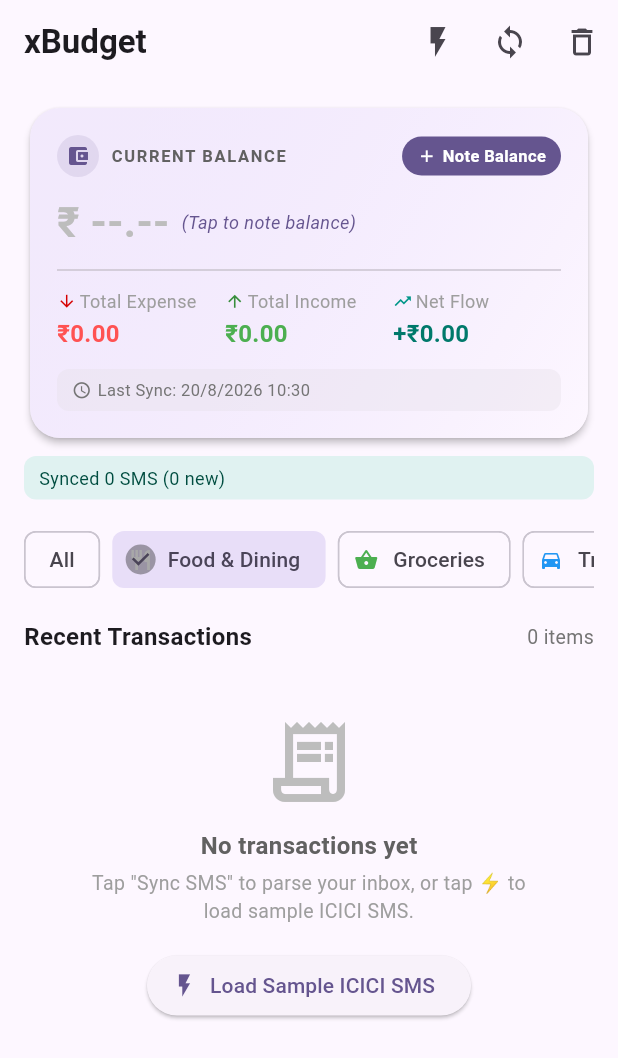
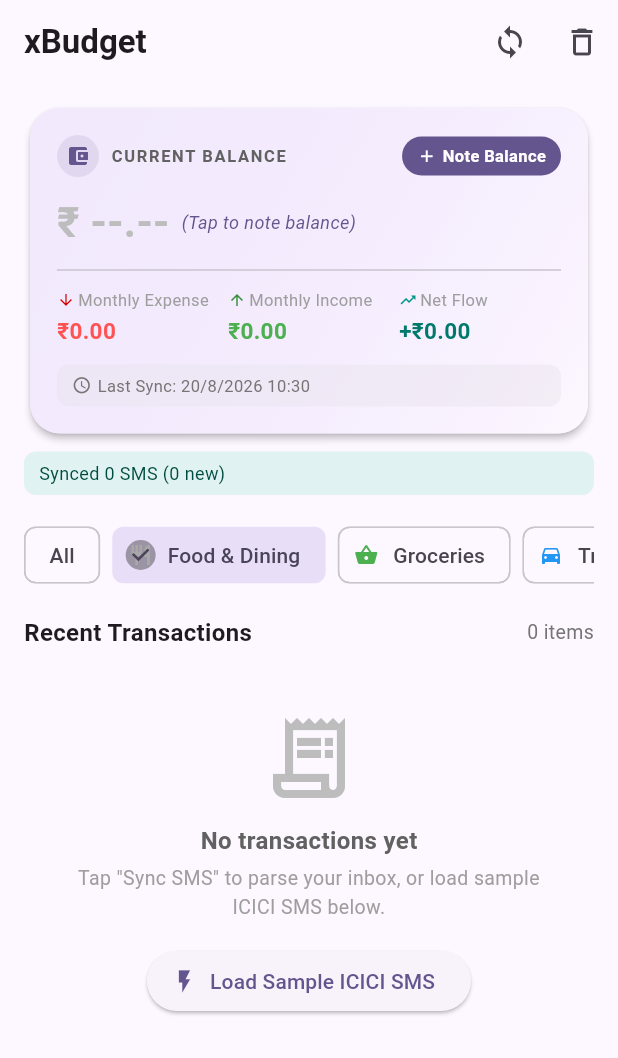
Before and after one commit to DhruvParmar10/xBudget, a Flutter app: the screen it shows after launch, after a tap on "Food & Dining", on a phone screen of 412 x 824 dp. Shown: the top 1058 px of the screen. Run offline on Flutter 3.47's test engine with Material 3 defaults, Android fonts, the phone set to English and light mode, and no system bars; our stand-ins replace equatable, flutter_bloc, get_it, permission_handler, shared_preferences; missing offline and left inert: flutter_sms_inbox.

Commit message:
fix(herocard): show monthly expenses and income fix(navbar): removed dummy values button

```diff
--- a/lib/core/di/injection_container.dart
+++ b/lib/core/di/injection_container.dart
@@ -15,6 +15,7 @@ import 'package:xbudget/features/transactions/data/repositories/transaction_repo
 import 'package:xbudget/features/transactions/domain/repositories/transaction_repository.dart';
 import 'package:xbudget/features/transactions/domain/usecases/delete_transaction_usecase.dart';
 import 'package:xbudget/features/transactions/domain/usecases/get_spend_breakdown_usecase.dart';
+import 'package:xbudget/features/transactions/domain/usecases/get_total_income_usecase.dart';
 import 'package:xbudget/features/transactions/domain/usecases/get_total_spend_usecase.dart';
 import 'package:xbudget/features/transactions/domain/usecases/get_transactions_usecase.dart';
 import 'package:xbudget/features/transactions/domain/usecases/manage_category_rules_usecase.dart';
@@ -63,6 +64,7 @@ Future<void> initDependencies({SharedPreferences? mockPrefs}) async {
   sl.registerLazySingleton(() => GetTransactionsUseCase(sl()));
   sl.registerLazySingleton(() => GetSpendBreakdownUseCase(sl()));
   sl.registerLazySingleton(() => GetTotalSpendUseCase(sl()));
+  sl.registerLazySingleton(() => GetTotalIncomeUseCase(sl()));
   sl.registerLazySingleton(() => UpdateTransactionCategoryUseCase(sl()));
   sl.registerLazySingleton(() => DeleteTransactionUseCase(sl()));
   sl.registerLazySingleton(() => SaveCategoryRuleUseCase(sl()));
@@ -92,10 +94,12 @@ Future<void> initDependencies({SharedPreferences? mockPrefs}) async {
       getTransactionsUseCase: sl(),
       getSpendBreakdownUseCase: sl(),
       getTotalSpendUseCase: sl(),
+      getTotalIncomeUseCase: sl(),
       updateTransactionCategoryUseCase: sl(),
       deleteTransactionUseCase: sl(),
     ),
   );
+
 
   sl.registerFactory(
     () => BalanceBloc(
--- a/lib/features/balance/presentation/widgets/balance_hero_card.dart
+++ b/lib/features/balance/presentation/widgets/balance_hero_card.dart
@@ -206,84 +206,122 @@ class BalanceHeroCard extends StatelessWidget {
 
                         // Income & Expense & Net Cash Flow Row
                         Row(
+                          crossAxisAlignment: CrossAxisAlignment.start,
                           children: [
                             Expanded(
                               child: Column(
                                 crossAxisAlignment: CrossAxisAlignment.start,
                                 children: [
                                   Row(
+                                    mainAxisSize: MainAxisSize.min,
                                     children: [
-                                      Icon(Icons.arrow_downward, size: 13, color: Colors.redAccent.shade700),
+                                      Icon(Icons.arrow_downward, size: 12, color: Colors.redAccent.shade700),
                                       const SizedBox(width: 2),
-                                      const Text(
-                                        'Total Expense',
-                                        style: TextStyle(color: Colors.grey, fontSize: 12),
+                                      const Flexible(
+                                        child: FittedBox(
+                                          fit: BoxFit.scaleDown,
+                                          alignment: Alignment.centerLeft,
+                                          child: Text(
+                                            'Monthly Expense',
+                                            style: TextStyle(color: Colors.grey, fontSize: 11),
+                                          ),
+                                        ),
                                       ),
                                     ],
                                   ),
                                   const SizedBox(height: 2),
-                                  Text(
+                                  FittedBox(
+                                    fit: BoxFit.scaleDown,
+                                    alignment: Alignment.centerLeft,
+                                    child: Text(
                                       '₹${totalExpense.toStringAsFixed(2)}',
                                       style: const TextStyle(
-                                      fontSize: 16,
+                                        fontSize: 15,
                                         fontWeight: FontWeight.bold,
                                         color: Colors.redAccent,
+                                      ),
                                     ),
                                   ),
                                 ],
                               ),
                             ),
+                            const SizedBox(width: 6),
                             Expanded(
                               child: Column(
                                 crossAxisAlignment: CrossAxisAlignment.start,
                                 children: [
                                   Row(
+                                    mainAxisSize: MainAxisSize.min,
                                     children: [
-                                      Icon(Icons.arrow_upward, size: 13, color: Colors.green.shade700),
+                                      Icon(Icons.arrow_upward, size: 12, color: Colors.green.shade700),
                                       const SizedBox(width: 2),
-                                      const Text(
-                                        'Total Income',
-                                        style: TextStyle(color: Colors.grey, fontSize: 12),
+                                      const Flexible(
+                                        child: FittedBox(
+                                          fit: BoxFit.scaleDown,
+                                          alignment: Alignment.centerLeft,
+                                          child: Text(
+                                            'Monthly Income',
+                                            style: TextStyle(color: Colors.grey, fontSize: 11),
+                                          ),
+                                        ),
                                       ),
                                     ],
                                   ),
                                   const SizedBox(height: 2),
-                                  Text(
+                                  FittedBox(
+                                    fit: BoxFit.scaleDown,
+                                    alignment: Alignment.centerLeft,
+                                    child: Text(
                                       '₹${totalIncome.toStringAsFixed(2)}',
                                       style: const TextStyle(
-                                      fontSize: 16,
+                                        fontSize: 15,
                                         fontWeight: FontWeight.bold,
                                         color: Colors.green,
+                                      ),
                                     ),
                                   ),
                                 ],
                               ),
                             ),
+                            const SizedBox(width: 6),
                             Expanded(
                               child: Column(
                                 crossAxisAlignment: CrossAxisAlignment.start,
                                 children: [
                                   Row(
+                                    mainAxisSize: MainAxisSize.min,
                                     children: [
                                       Icon(
                                         netFlow >= 0 ? Icons.trending_up : Icons.trending_down,
-                                        size: 13,
+                                        size: 12,
                                         color: netFlow >= 0 ? Colors.teal : Colors.orange,
                                       ),
                                       const SizedBox(width: 2),
-                                      const Text(
+                                      const Flexible(
+                                        child: FittedBox(
+                                          fit: BoxFit.scaleDown,
+                                          alignment: Alignment.centerLeft,
+                                          child: Text(
                                             'Net Flow',
-                                        style: TextStyle(color: Colors.grey, fontSize: 12),
+                                            style: TextStyle(color: Colors.grey, fontSize: 11),
+                                          ),
+                                        ),
                                       ),
                                     ],
                                   ),
                                   const SizedBox(height: 2),
-                                  Text(
-                                    '${netFlow >= 0 ? '+' : ''}₹${netFlow.toStringAsFixed(2)}',
+                                  FittedBox(
+                                    fit: BoxFit.scaleDown,
+                                    alignment: Alignment.centerLeft,
+                                    child: Text(
+                                      netFlow >= 0
+                                          ? '+₹${netFlow.toStringAsFixed(2)}'
+                                          : '-₹${netFlow.abs().toStringAsFixed(2)}',
                                       style: TextStyle(
-                                      fontSize: 16,
+                                        fontSize: 15,
                                         fontWeight: FontWeight.bold,
                                         color: netFlow >= 0 ? Colors.teal.shade700 : Colors.orange.shade800,
+                                      ),
                                     ),
                                   ),
                                 ],
@@ -291,6 +329,8 @@ class BalanceHeroCard extends StatelessWidget {
                             ),
                           ],
                         ),
+
+
 
                         const SizedBox(height: 12),
                         Container(
--- a/lib/features/home/presentation/widgets/home_app_bar.dart
+++ b/lib/features/home/presentation/widgets/home_app_bar.dart
@@ -54,15 +54,6 @@ class HomeAppBar extends StatelessWidget implements PreferredSizeWidget {
           ),
           actions: [
             IconButton(
-              tooltip: 'Load Sample SMS',
-              icon: const Icon(Icons.flash_on),
-              onPressed: isLoading
-                  ? null
-                  : () {
-                      context.read<SyncBloc>().add(const InjectSampleSmsEvent());
-                    },
-            ),
-            IconButton(
               tooltip: 'Sync SMS',
               icon: const Icon(Icons.sync),
               onPressed: isLoading
--- a/lib/features/transactions/data/repositories/transaction_repository_impl.dart
+++ b/lib/features/transactions/data/repositories/transaction_repository_impl.dart
@@ -119,6 +119,17 @@ class TransactionRepositoryImpl implements TransactionRepository {
   }
 
   @override
+  Future<double> getTotalIncome({DateTime? startDate, DateTime? endDate}) async {
+    final txns = await getTransactions(
+      startDate: startDate,
+      endDate: endDate,
+      transactionType: 'income',
+    );
+    return txns.fold<double>(0.0, (sum, txn) => sum + txn.amount);
+  }
+
+
+  @override
   Future<Map<BudgetCategory, double>> getSpendByCategory({
     DateTime? startDate,
     DateTime? endDate,
--- a/lib/features/transactions/domain/repositories/transaction_repository.dart
+++ b/lib/features/transactions/domain/repositories/transaction_repository.dart
@@ -53,6 +53,9 @@ abstract class TransactionRepository {
   /// Computes total spend (expenses) for a given date range.
   Future<double> getTotalSpend({DateTime? startDate, DateTime? endDate});
 
+  /// Computes total income for a given date range.
+  Future<double> getTotalIncome({DateTime? startDate, DateTime? endDate});
+
   /// Computes spend breakdown grouped by category for a given date range.
   Future<Map<BudgetCategory, double>> getSpendByCategory({
     DateTime? startDate,
--- /dev/null
+++ b/lib/features/transactions/domain/usecases/get_total_income_usecase.dart
@@ -0,0 +1,27 @@
+import 'package:equatable/equatable.dart';
+import 'package:xbudget/core/usecases/usecase.dart';
+import 'package:xbudget/features/transactions/domain/repositories/transaction_repository.dart';
+
+class GetTotalIncomeParams extends Equatable {
+  final DateTime? startDate;
+  final DateTime? endDate;
+
+  const GetTotalIncomeParams({this.startDate, this.endDate});
+
+  @override
+  List<Object?> get props => [startDate, endDate];
+}
+
+class GetTotalIncomeUseCase implements UseCase<double, GetTotalIncomeParams> {
+  final TransactionRepository repository;
+
+  GetTotalIncomeUseCase(this.repository);
+
+  @override
+  Future<double> call(GetTotalIncomeParams params) async {
+    return await repository.getTotalIncome(
+      startDate: params.startDate,
+      endDate: params.endDate,
+    );
+  }
+}
--- a/lib/features/transactions/presentation/bloc/transaction_bloc.dart
+++ b/lib/features/transactions/presentation/bloc/transaction_bloc.dart
@@ -1,6 +1,7 @@
 import 'package:flutter_bloc/flutter_bloc.dart';
 import 'package:xbudget/features/transactions/domain/usecases/delete_transaction_usecase.dart';
 import 'package:xbudget/features/transactions/domain/usecases/get_spend_breakdown_usecase.dart';
+import 'package:xbudget/features/transactions/domain/usecases/get_total_income_usecase.dart';
 import 'package:xbudget/features/transactions/domain/usecases/get_total_spend_usecase.dart';
 import 'package:xbudget/features/transactions/domain/usecases/get_transactions_usecase.dart';
 import 'package:xbudget/features/transactions/domain/usecases/update_transaction_category_usecase.dart';
@@ -11,6 +12,7 @@ class TransactionBloc extends Bloc<TransactionEvent, TransactionState> {
   final GetTransactionsUseCase getTransactionsUseCase;
   final GetSpendBreakdownUseCase getSpendBreakdownUseCase;
   final GetTotalSpendUseCase getTotalSpendUseCase;
+  final GetTotalIncomeUseCase getTotalIncomeUseCase;
   final UpdateTransactionCategoryUseCase updateTransactionCategoryUseCase;
   final DeleteTransactionUseCase deleteTransactionUseCase;
 
@@ -18,6 +20,7 @@ class TransactionBloc extends Bloc<TransactionEvent, TransactionState> {
     required this.getTransactionsUseCase,
     required this.getSpendBreakdownUseCase,
     required this.getTotalSpendUseCase,
+    required this.getTotalIncomeUseCase,
     required this.updateTransactionCategoryUseCase,
     required this.deleteTransactionUseCase,
   }) : super(const TransactionInitial()) {
@@ -25,6 +28,16 @@ class TransactionBloc extends Bloc<TransactionEvent, TransactionState> {
     on<FilterCategoryEvent>(_onFilterCategory);
     on<UpdateCategoryEvent>(_onUpdateCategory);
     on<DeleteTransactionEvent>(_onDeleteTransaction);
+  }
+
+  DateTime _getStartOfMonth([DateTime? dt]) {
+    final now = dt ?? DateTime.now();
+    return DateTime(now.year, now.month, 1);
+  }
+
+  DateTime _getEndOfMonth([DateTime? dt]) {
+    final now = dt ?? DateTime.now();
+    return DateTime(now.year, now.month + 1, 0, 23, 59, 59, 999);
   }
 
   Future<void> _onLoadTransactions(
@@ -46,27 +59,29 @@ class TransactionBloc extends Bloc<TransactionEvent, TransactionState> {
         ),
       );
 
+      final monthStartDate = event.startDate ?? _getStartOfMonth();
+      final monthEndDate = event.endDate ?? _getEndOfMonth();
+
       final categorySpend = await getSpendBreakdownUseCase(
         GetSpendBreakdownParams(
-          startDate: event.startDate,
-          endDate: event.endDate,
+          startDate: monthStartDate,
+          endDate: monthEndDate,
         ),
       );
 
       final totalExpense = await getTotalSpendUseCase(
         GetTotalSpendParams(
-          startDate: event.startDate,
-          endDate: event.endDate,
+          startDate: monthStartDate,
+          endDate: monthEndDate,
         ),
       );
 
-      final allTransactions = await getTransactionsUseCase(
-        const GetTransactionsParams(),
+      final totalIncome = await getTotalIncomeUseCase(
+        GetTotalIncomeParams(
+          startDate: monthStartDate,
+          endDate: monthEndDate,
+        ),
       );
-
-      final totalIncome = allTransactions
-          .where((t) => t.isIncome)
-          .fold<double>(0.0, (sum, t) => sum + t.amount);
 
       emit(
         TransactionLoaded(
@@ -93,21 +108,29 @@ class TransactionBloc extends Bloc<TransactionEvent, TransactionState> {
         GetTransactionsParams(category: selectedCategory),
       );
 
+      final monthStartDate = _getStartOfMonth();
+      final monthEndDate = _getEndOfMonth();
+
       final categorySpend = await getSpendBreakdownUseCase(
-        const GetSpendBreakdownParams(),
+        GetSpendBreakdownParams(
+          startDate: monthStartDate,
+          endDate: monthEndDate,
+        ),
       );
 
       final totalExpense = await getTotalSpendUseCase(
-        const GetTotalSpendParams(),
+        GetTotalSpendParams(
+          startDate: monthStartDate,
+          endDate: monthEndDate,
+        ),
       );
 
-      final allTransactions = await getTransactionsUseCase(
-        const GetTransactionsParams(),
+      final totalIncome = await getTotalIncomeUseCase(
+        GetTotalIncomeParams(
+          startDate: monthStartDate,
+          endDate: monthEndDate,
+        ),
       );
-
-      final totalIncome = allTransactions
-          .where((t) => t.isIncome)
-          .fold<double>(0.0, (sum, t) => sum + t.amount);
 
       emit(
         TransactionLoaded(
@@ -122,6 +145,7 @@ class TransactionBloc extends Bloc<TransactionEvent, TransactionState> {
       emit(TransactionError('Failed to filter transactions: $e'));
     }
   }
+
 
   Future<void> _onUpdateCategory(
     UpdateCategoryEvent event,
--- a/lib/features/transactions/presentation/widgets/empty_transactions_view.dart
+++ b/lib/features/transactions/presentation/widgets/empty_transactions_view.dart
@@ -29,7 +29,7 @@ class EmptyTransactionsView extends StatelessWidget {
           ),
           const SizedBox(height: 4),
           Text(
-            'Tap "Sync SMS" to parse your inbox, or tap ⚡ to load sample ICICI SMS.',
+            'Tap "Sync SMS" to parse your inbox, or load sample ICICI SMS below.',
             textAlign: TextAlign.center,
             style: TextStyle(fontSize: 13, color: Colors.grey[500]),
           ),
```
Also changed, not shown: 3 other files. Lines whose indentation alone changed are shown as unchanged.
